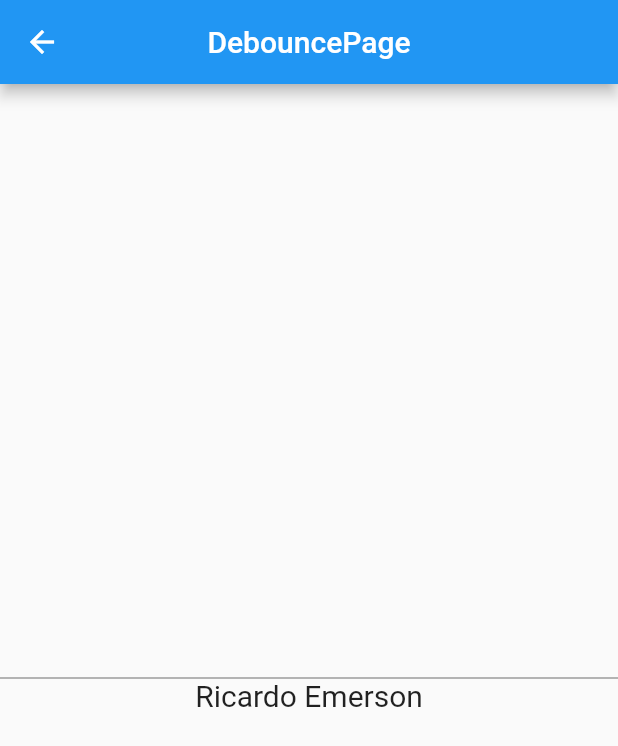
After one commit to ricardoemerson/getx-state-manager, a Flutter app: the WorkersPage screen opened by its route, after a tap on "Debounce Worker", on a phone screen of 412 x 824 dp. The commit adds this screen. Shown: the top 746 px of the screen. Run offline on Flutter 3.47's test engine with Material 2 defaults, Android fonts, the phone set to English and light mode, and no system bars; our stand-ins replace get.

Commit message:
Adicionado exemplo de uso do worker debounce.

```diff
--- /dev/null
+++ b/lib/pages/workers/debounce/debounce_controller.dart
@@ -0,0 +1,39 @@
+import 'package:flutter/material.dart';
+import 'package:get/get.dart';
+
+class DebounceController extends GetxController {
+  final _workers = <Worker>[];
+  final _name = 'Ricardo Emerson'.obs;
+
+  String get name => _name.value;
+
+  @override
+  void onInit() {
+    super.onInit();
+
+    final debounceWorker = debounce<String>(
+      _name,
+      (name) {
+        debugPrint('=> => => => => Executando o worker debounce: $name');
+      },
+      time: const Duration(milliseconds: 500),
+      cancelOnError: true,
+      // condition: () => _name.value.startsWith('Ri'),
+    );
+
+    _workers.add(debounceWorker);
+  }
+
+  @override
+  void onClose() {
+    for (final worker in _workers) {
+      worker();
+    }
+
+    super.onClose();
+  }
+
+  void changeName(String value) {
+    _name(value);
+  }
+}
--- /dev/null
+++ b/lib/pages/workers/debounce/debounce_page.dart
@@ -0,0 +1,36 @@
+import 'package:flutter/material.dart';
+import 'package:get/get.dart';
+
+import 'debounce_controller.dart';
+
+class DebouncePage extends StatelessWidget {
+  final controller = Get.find<DebounceController>();
+
+  DebouncePage({Key? key}) : super(key: key);
+
+  @override
+  Widget build(BuildContext context) {
+    return Scaffold(
+      appBar: AppBar(
+        title: const Text('DebouncePage'),
+        centerTitle: true,
+      ),
+      body: Center(
+        child: Column(
+          mainAxisAlignment: MainAxisAlignment.center,
+          children: [
+            TextFormField(
+              onChanged: controller.changeName,
+            ),
+            Obx(() {
+              return Text(
+                controller.name,
+                style: const TextStyle(fontSize: 20),
+              );
+            }),
+          ],
+        ),
+      ),
+    );
+  }
+}
--- a/lib/pages/workers/workers_page.dart
+++ b/lib/pages/workers/workers_page.dart
@@ -27,6 +27,10 @@ class WorkersPage extends StatelessWidget {
               onPressed: () => Get.toNamed('/workers/interval'),
               child: const Text('Interval Worker'),
             ),
+            TextButton(
+              onPressed: () => Get.toNamed('/workers/debounce'),
+              child: const Text('Debounce Worker'),
+            ),
           ],
         ),
       ),
```
Also changed, not shown: lib/main.dart (+9 -0 lines).
